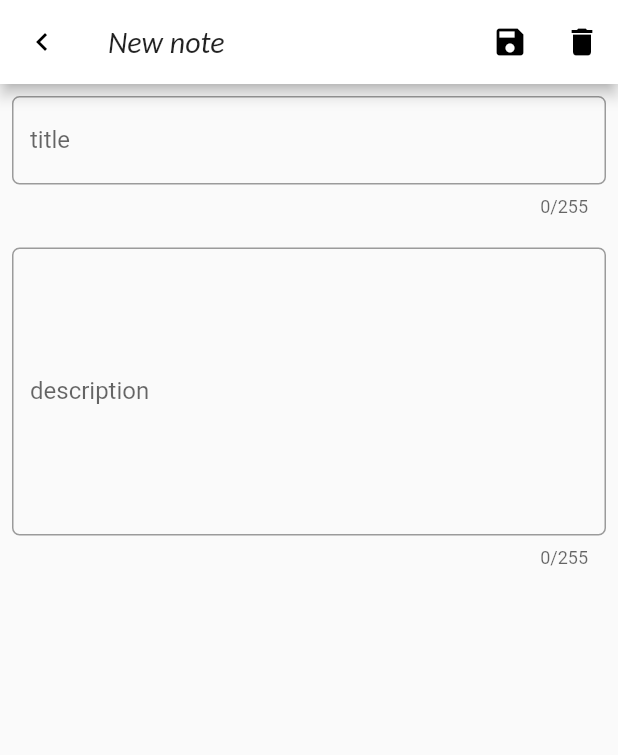
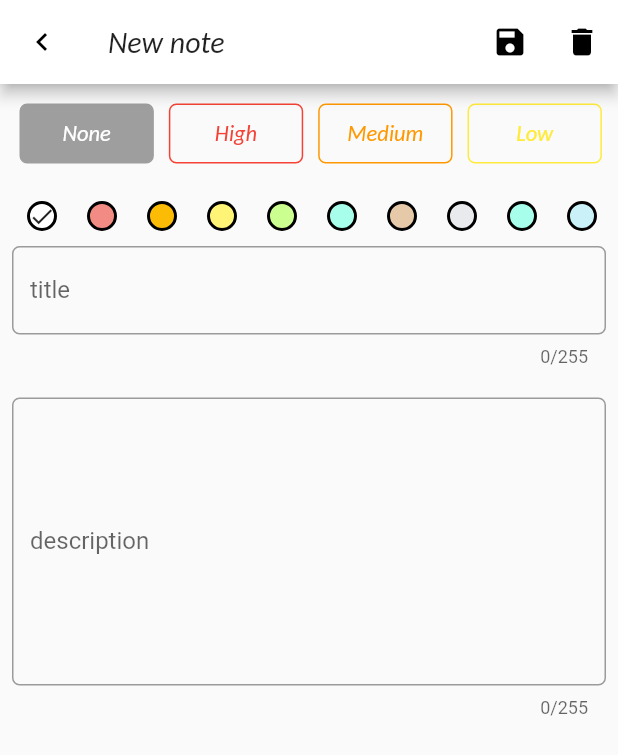
Before and after one commit to Devmuliya16/notes-app, a Flutter app: the screen it shows after launch, after a tap on the "grid 4x4" icon, after a tap on the "add" icon, on a phone screen of 412 x 824 dp. Shown: the top 755 px of the screen. Run offline on Flutter 3.47's test engine with Material 2 defaults, Android fonts, the phone set to English and light mode, and no system bars; our stand-ins replace drift; accounts and stored records are empty; generated files the repository leaves out were written again.

Commit message:
completed the app (basic)

```diff
--- /dev/null
+++ b/lib/components/colorlist.dart
@@ -0,0 +1,59 @@
+import 'package:flutter/material.dart';
+
+List<Color> colors = const [
+  Color(0xFFFFFFFF),
+  Color(0xffF28B83),
+  Color(0xFFFCBC05),
+  Color(0xFFFFF476),
+  Color(0xFFCBFF90),
+  Color(0xFFA7FEEA),
+  Color(0xFFE6C9A9),
+  Color(0xFFE8EAEE),
+  Color(0xFFA7FEEA),
+  Color(0xFFCAF0F8)
+];
+
+class ColorList extends StatefulWidget {
+  late Function setColor;
+  late int index = 0;
+  ColorList({super.key, required this.setColor, required this.index});
+  @override
+  State<ColorList> createState() => _ColorListState();
+}
+
+class _ColorListState extends State<ColorList> {
+  @override
+  Widget build(BuildContext context) {
+    return Container(
+      height: 20,
+      child: ListView.builder(
+          scrollDirection: Axis.horizontal,
+          itemCount: colors.length,
+          itemBuilder: (context, index) {
+            return InkWell(
+              onTap: () {
+                widget.index = index;
+                widget.setColor(index);
+                setState(() {});
+              },
+              child: Stack(
+                alignment: Alignment.center,
+                children: [
+                  Container(
+                      margin: EdgeInsets.symmetric(horizontal: 5),
+                      width: 30,
+                      height: 30,
+                      decoration: BoxDecoration(
+                          shape: BoxShape.circle,
+                          color: colors[index],
+                          border: Border.all(color: Colors.black, width: 2))),
+                  index == widget.index
+                      ? Icon(Icons.check, size: 18)
+                      : Container()
+                ],
+              ),
+            );
+          }),
+    );
+  }
+}
--- a/lib/components/gridview.dart
+++ b/lib/components/gridview.dart
@@ -8,6 +8,7 @@ import '../database/DataBase.dart';
 
 //components
 import '../components/elements.dart';
+import '../components/colorlist.dart';
 
 class noteListUi extends StatefulWidget {
   noteListUi(
@@ -38,7 +39,8 @@ class _noteListUiState extends State<noteListUi> {
               padding: EdgeInsets.all(10),
               decoration: BoxDecoration(
                   borderRadius: BorderRadius.circular(5.0),
-                  border: Border.all(color: Colors.black)),
+                  border: Border.all(color: Colors.black),
+                  color: colors[note.color ?? 0]),
               child: Column(
                   crossAxisAlignment: CrossAxisAlignment.start,
                   children: [
@@ -57,7 +59,7 @@ class _noteListUiState extends State<noteListUi> {
                       mainAxisAlignment: MainAxisAlignment.end,
                       children: [
                         Text(
-                          '25/5/2023',
+                          note.date,
                           style: Theme.of(context).textTheme.labelSmall,
                         )
                       ],
--- /dev/null
+++ b/lib/components/prioritylist.dart
@@ -0,0 +1,53 @@
+import 'package:flutter/material.dart';
+
+List<String> nameList = ['None', 'High', 'Medium', 'Low'];
+List<Color> colorList = [Colors.grey, Colors.red, Colors.orange, Colors.yellow];
+
+class PriorityList extends StatefulWidget {
+  PriorityList({super.key, required this.index, required this.setPriority});
+  int index = 0;
+  late Function setPriority;
+  @override
+  State<PriorityList> createState() => _PriorityListState();
+}
+
+class _PriorityListState extends State<PriorityList> {
+  @override
+  Widget build(BuildContext context) {
+    return Container(
+      height: 50,
+      margin: EdgeInsets.only(bottom: 10),
+      child: ListView.builder(
+          scrollDirection: Axis.horizontal,
+          itemCount: nameList.length,
+          itemBuilder: (context, index) {
+            return InkWell(
+              onTap: () {
+                widget.index = index;
+                widget.setPriority(index);
+                setState(() {});
+              },
+              child: Container(
+                margin: EdgeInsets.all(5),
+                decoration: BoxDecoration(
+                  color: (index == widget.index)
+                      ? colorList[index]
+                      : Colors.transparent,
+                  borderRadius: BorderRadius.circular(5),
+                  border: Border.all(color: colorList[index]),
+                ),
+                width: MediaQuery.of(context).size.width / 4.6,
+                child: Center(
+                    child: Text(
+                  nameList[index],
+                  style: TextStyle(
+                      color: (index == widget.index)
+                          ? Colors.white
+                          : colorList[index]),
+                )),
+              ),
+            );
+          }),
+    );
+  }
+}
--- a/lib/database/DataBase.dart
+++ b/lib/database/DataBase.dart
@@ -13,6 +13,7 @@ class Note extends Table {
   IntColumn get category => integer().nullable()();
   IntColumn get priority => integer().nullable()();
   IntColumn get color => integer().nullable()();
+  TextColumn get date => text()();
 }
 
 LazyDatabase _openConnection() {
--- a/lib/screen/notes_detail.dart
+++ b/lib/screen/notes_detail.dart
@@ -2,8 +2,12 @@ import 'package:flutter/material.dart';
 import 'package:notes_maker/database/DataBase.dart';
 import 'package:drift/drift.dart' as db;
 import 'package:provider/provider.dart';
+import 'package:intl/intl.dart';
 
+//components
 import '../components/Inputs.dart';
+import '../components/prioritylist.dart';
+import '../components/colorlist.dart';
 
 class NotesDetail extends StatefulWidget {
   final String title;
@@ -19,13 +23,16 @@ class _NotesDetailState extends State<NotesDetail> {
   late AppDatabase database;
   late TextEditingController titleinputController;
   late TextEditingController descriptionController;
-
+  late int priority;
+  late int color;
   @override
   void initState() {
     titleinputController = TextEditingController();
     descriptionController = TextEditingController();
     titleinputController.text = widget.note.title.value;
     descriptionController.text = widget.note.content.value;
+    priority = widget.note.priority.value!;
+    color = widget.note.color.value!;
     super.initState();
   }
 
@@ -39,6 +46,24 @@ class _NotesDetailState extends State<NotesDetail> {
           padding: const EdgeInsets.all(8.0),
           child: Column(
             children: [
+              PriorityList(
+                  index: widget.note.priority.value!,
+                  setPriority: (index) {
+                    print(index);
+                    priority = index;
+                  }),
+              SizedBox(
+                height: 10.0,
+              ),
+              ColorList(
+                  index: color,
+                  setColor: (index) {
+                    print(index);
+                    color = index;
+                  }),
+              SizedBox(
+                height: 10.0,
+              ),
               getInputOutlined(
                   controller: titleinputController, labeltext: "title"),
               SizedBox(
@@ -61,6 +86,7 @@ class _NotesDetailState extends State<NotesDetail> {
     );
   }
 
+  //appbar
   _getDetailAppbar() {
     return AppBar(
       leading: IconButton(
@@ -95,9 +121,10 @@ class _NotesDetailState extends State<NotesDetail> {
               id: widget.note.id.value,
               title: titleinputController.text,
               content: descriptionController.text,
-              color: 1,
+              color: this.color,
               category: 1,
-              priority: 1))
+              priority: this.priority,
+              date: DateFormat.yMMMd().format(DateTime.now())))
           .then((value) {
         print(value);
         Navigator.pop(context, true);
@@ -109,7 +136,9 @@ class _NotesDetailState extends State<NotesDetail> {
               title: db.Value(titleinputController.text),
               content: db.Value(descriptionController.text),
               category: db.Value(1),
-              color: db.Value(1)))
+              color: db.Value(this.color),
+              priority: db.Value(this.priority),
+              date: db.Value(DateFormat.yMMMd().format(DateTime.now()))))
           .then((value) => Navigator.pop(context, true))
           .catchError((error) => print(error.toString()));
     }
@@ -135,10 +164,10 @@ class _NotesDetailState extends State<NotesDetail> {
                     Navigator.pop(context);
                     database
                         .deleteNote(NoteData(
-                          id: widget.note.id.value,
-                          title: widget.note.title.value,
-                          content: widget.note.content.value,
-                        ))
+                            id: widget.note.id.value,
+                            title: widget.note.title.value,
+                            content: widget.note.content.value,
+                            date: DateFormat.yMMMd().format(DateTime.now())))
                         .then((value) => Navigator.pop(context, true))
                         .catchError((error) => print(error.toString()));
                   },
--- a/lib/screen/notes_page.dart
+++ b/lib/screen/notes_page.dart
@@ -96,8 +96,8 @@ class _NotesPageState extends State<NotesPage> {
                   note: NoteCompanion(
                     title: df.Value(''),
                     content: df.Value(''),
-                    color: df.Value(null),
-                    priority: df.Value(null),
+                    color: df.Value(0),
+                    priority: df.Value(0),
                     category: df.Value(null),
                   ),
                 )));
```
Also changed, not shown: lib/database/DataBase.g.dart, 11 other files.
